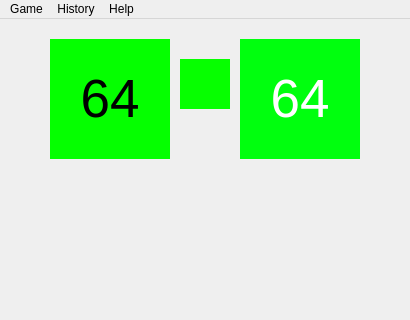
Qt form src/mainwindow.ui (rajzik/VUT-FIT-ICP-projekt-2016) before a commit; both pictures show x 0 to 410 and y 0 to 320 of the 410 by 700 pixel window.
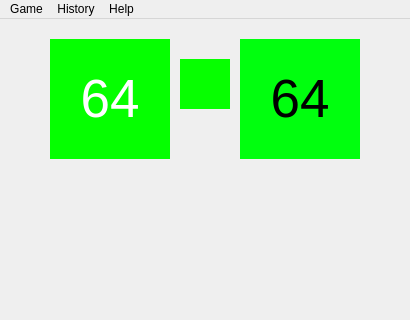
The same form after that commit.

What changed in the file:
```diff
--- a/src/mainwindow.ui
+++ b/src/mainwindow.ui
@@ -35,63 +35,63 @@
        <colorrole role="WindowText">
         <brush brushstyle="SolidPattern">
          <color alpha="255">
-          <red>0</red>
-          <green>0</green>
-          <blue>0</blue>
+          <red>255</red>
+          <green>255</green>
+          <blue>255</blue>
          </color>
         </brush>
        </colorrole>
        <colorrole role="Button">
         <brush brushstyle="SolidPattern">
          <color alpha="255">
-          <red>255</red>
-          <green>255</green>
-          <blue>255</blue>
+          <red>0</red>
+          <green>0</green>
+          <blue>0</blue>
          </color>
         </brush>
        </colorrole>
        <colorrole role="Light">
         <brush brushstyle="SolidPattern">
          <color alpha="255">
-          <red>255</red>
-          <green>255</green>
-          <blue>255</blue>
+          <red>0</red>
+          <green>0</green>
+          <blue>0</blue>
          </color>
         </brush>
        </colorrole>
        <colorrole role="Midlight">
         <brush brushstyle="SolidPattern">
          <color alpha="255">
-          <red>255</red>
-          <green>255</green>
-          <blue>255</blue>
+          <red>0</red>
+          <green>0</green>
+          <blue>0</blue>
          </color>
         </brush>
        </colorrole>
        <colorrole role="Dark">
         <brush brushstyle="SolidPattern">
          <color alpha="255">
-          <red>127</red>
-          <green>127</green>
-          <blue>127</blue>
+          <red>0</red>
+          <green>0</green>
+          <blue>0</blue>
          </color>
         </brush>
        </colorrole>
        <colorrole role="Mid">
         <brush brushstyle="SolidPattern">
          <color alpha="255">
-          <red>170</red>
-          <green>170</green>
-          <blue>170</blue>
+          <red>0</red>
+          <green>0</green>
+          <blue>0</blue>
          </color>
         </brush>
        </colorrole>
        <colorrole role="Text">
         <brush brushstyle="SolidPattern">
          <color alpha="255">
-          <red>0</red>
-          <green>0</green>
-          <blue>0</blue>
+          <red>255</red>
+          <green>255</green>
+          <blue>255</blue>
          </color>
         </brush>
        </colorrole>
@@ -107,27 +107,27 @@
        <colorrole role="ButtonText">
         <brush brushstyle="SolidPattern">
          <color alpha="255">
-          <red>0</red>
-          <green>0</green>
-          <blue>0</blue>
+          <red>255</red>
+          <green>255</green>
+          <blue>255</blue>
          </color>
         </brush>
        </colorrole>
        <colorrole role="Base">
         <brush brushstyle="SolidPattern">
          <color alpha="255">
-          <red>255</red>
-          <green>255</green>
-          <blue>255</blue>
+          <red>0</red>
+          <green>0</green>
+          <blue>0</blue>
          </color>
         </brush>
        </colorrole>
        <colorrole role="Window">
         <brush brushstyle="SolidPattern">
          <color alpha="255">
-          <red>255</red>
-          <green>255</green>
-          <blue>255</blue>
+          <red>0</red>
+          <green>0</green>
+          <blue>0</blue>
          </color>
         </brush>
        </colorrole>
@@ -143,9 +143,9 @@
        <colorrole role="AlternateBase">
         <brush brushstyle="SolidPattern">
          <color alpha="255">
-          <red>255</red>
-          <green>255</green>
-          <blue>255</blue>
+          <red>0</red>
+          <green>0</green>
+          <blue>0</blue>
          </color>
         </brush>
        </colorrole>
@@ -172,63 +172,63 @@
        <colorrole role="WindowText">
         <brush brushstyle="SolidPattern">
          <color alpha="255">
-          <red>0</red>
-          <green>0</green>
-          <blue>0</blue>
+          <red>255</red>
+          <green>255</green>
+          <blue>255</blue>
          </color>
         </brush>
        </colorrole>
        <colorrole role="Button">
         <brush brushstyle="SolidPattern">
          <color alpha="255">
-          <red>255</red>
-          <green>255</green>
-          <blue>255</blue>
+          <red>0</red>
+          <green>0</green>
+          <blue>0</blue>
          </color>
         </brush>
        </colorrole>
        <colorrole role="Light">
         <brush brushstyle="SolidPattern">
          <color alpha="255">
-          <red>255</red>
-          <green>255</green>
-          <blue>255</blue>
+          <red>0</red>
+          <green>0</green>
+          <blue>0</blue>
          </color>
         </brush>
        </colorrole>
        <colorrole role="Midlight">
         <brush brushstyle="SolidPattern">
          <color alpha="255">
-          <red>255</red>
-          <green>255</green>
-          <blue>255</blue>
+          <red>0</red>
+          <green>0</green>
+          <blue>0</blue>
          </color>
         </brush>
        </colorrole>
        <colorrole role="Dark">
         <brush brushstyle="SolidPattern">
          <color alpha="255">
-          <red>127</red>
-          <green>127</green>
-          <blue>127</blue>
+          <red>0</red>
+          <green>0</green>
+          <blue>0</blue>
          </color>
         </brush>
        </colorrole>
        <colorrole role="Mid">
         <brush brushstyle="SolidPattern">
          <color alpha="255">
-          <red>170</red>
-          <green>170</green>
-          <blue>170</blue>
+          <red>0</red>
+          <green>0</green>
+          <blue>0</blue>
          </color>
         </brush>
        </colorrole>
        <colorrole role="Text">
         <brush brushstyle="SolidPattern">
          <color alpha="255">
-          <red>0</red>
-          <green>0</green>
-          <blue>0</blue>
+          <red>255</red>
+          <green>255</green>
+          <blue>255</blue>
          </color>
         </brush>
        </colorrole>
@@ -244,27 +244,27 @@
        <colorrole role="ButtonText">
         <brush brushstyle="SolidPattern">
          <color alpha="255">
-          <red>0</red>
-          <green>0</green>
-          <blue>0</blue>
+          <red>255</red>
+          <green>255</green>
+          <blue>255</blue>
          </color>
         </brush>
        </colorrole>
        <colorrole role="Base">
         <brush brushstyle="SolidPattern">
          <color alpha="255">
-          <red>255</red>
-          <green>255</green>
-          <blue>255</blue>
+          <red>0</red>
+          <green>0</green>
+          <blue>0</blue>
          </color>
         </brush>
        </colorrole>
        <colorrole role="Window">
         <brush brushstyle="SolidPattern">
          <color alpha="255">
-          <red>255</red>
-          <green>255</green>
-          <blue>255</blue>
+          <red>0</red>
+          <green>0</green>
+          <blue>0</blue>
          </color>
         </brush>
        </colorrole>
@@ -280,9 +280,9 @@
        <colorrole role="AlternateBase">
         <brush brushstyle="SolidPattern">
          <color alpha="255">
-          <red>255</red>
-          <green>255</green>
-          <blue>255</blue>
+          <red>0</red>
+          <green>0</green>
+          <blue>0</blue>
          </color>
         </brush>
        </colorrole>
@@ -309,63 +309,63 @@
        <colorrole role="WindowText">
         <brush brushstyle="SolidPattern">
          <color alpha="255">
-          <red>127</red>
-          <green>127</green>
-          <blue>127</blue>
+          <red>0</red>
+          <green>0</green>
+          <blue>0</blue>
          </color>
         </brush>
        </colorrole>
        <colorrole role="Button">
         <brush brushstyle="SolidPattern">
          <color alpha="255">
-          <red>255</red>
-          <green>255</green>
-          <blue>255</blue>
+          <red>0</red>
+          <green>0</green>
+          <blue>0</blue>
          </color>
         </brush>
        </colorrole>
        <colorrole role="Light">
         <brush brushstyle="SolidPattern">
          <color alpha="255">
-          <red>255</red>
-          <green>255</green>
-          <blue>255</blue>
+          <red>0</red>
+          <green>0</green>
+          <blue>0</blue>
          </color>
         </brush>
        </colorrole>
        <colorrole role="Midlight">
         <brush brushstyle="SolidPattern">
          <color alpha="255">
-          <red>255</red>
-          <green>255</green>
-          <blue>255</blue>
+          <red>0</red>
+          <green>0</green>
+          <blue>0</blue>
          </color>
         </brush>
        </colorrole>
        <colorrole role="Dark">
         <brush brushstyle="SolidPattern">
          <color alpha="255">
-          <red>127</red>
-          <green>127</green>
-          <blue>127</blue>
+          <red>0</red>
+          <green>0</green>
+          <blue>0</blue>
          </color>
         </brush>
        </colorrole>
        <colorrole role="Mid">
         <brush brushstyle="SolidPattern">
          <color alpha="255">
-          <red>170</red>
-          <green>170</green>
-          <blue>170</blue>
+          <red>0</red>
+          <green>0</green>
+          <blue>0</blue>
          </color>
         </brush>
        </colorrole>
        <colorrole role="Text">
         <brush brushstyle="SolidPattern">
          <color alpha="255">
-          <red>127</red>
-          <green>127</green>
-          <blue>127</blue>
+          <red>0</red>
+          <green>0</green>
+          <blue>0</blue>
          </color>
         </brush>
        </colorrole>
@@ -381,27 +381,27 @@
        <colorrole role="ButtonText">
         <brush brushstyle="SolidPattern">
          <color alpha="255">
-          <red>127</red>
-          <green>127</green>
-          <blue>127</blue>
+          <red>0</red>
+          <green>0</green>
+          <blue>0</blue>
          </color>
         </brush>
        </colorrole>
        <colorrole role="Base">
         <brush brushstyle="SolidPattern">
          <color alpha="255">
-          <red>255</red>
-          <green>255</green>
-          <blue>255</blue>
+          <red>0</red>
+          <green>0</green>
+          <blue>0</blue>
          </color>
         </brush>
        </colorrole>
        <colorrole role="Window">
         <brush brushstyle="SolidPattern">
          <color alpha="255">
-          <red>255</red>
-          <green>255</green>
-          <blue>255</blue>
+          <red>0</red>
+          <green>0</green>
+          <blue>0</blue>
          </color>
         </brush>
        </colorrole>
@@ -417,9 +417,9 @@
        <colorrole role="AlternateBase">
         <brush brushstyle="SolidPattern">
          <color alpha="255">
-          <red>255</red>
-          <green>255</green>
-          <blue>255</blue>
+          <red>0</red>
+          <green>0</green>
+          <blue>0</blue>
          </color>
         </brush>
        </colorrole>
@@ -471,63 +471,63 @@
        <colorrole role="WindowText">
         <brush brushstyle="SolidPattern">
          <color alpha="255">
-          <red>255</red>
-          <green>255</green>
-          <blue>255</blue>
+          <red>0</red>
+          <green>0</green>
+          <blue>0</blue>
          </color>
         </brush>
        </colorrole>
        <colorrole role="Button">
         <brush brushstyle="SolidPattern">
          <color alpha="255">
-          <red>0</red>
-          <green>0</green>
-          <blue>0</blue>
+          <red>255</red>
+          <green>255</green>
+          <blue>255</blue>
          </color>
         </brush>
        </colorrole>
        <colorrole role="Light">
         <brush brushstyle="SolidPattern">
          <color alpha="255">
-          <red>0</red>
-          <green>0</green>
-          <blue>0</blue>
+          <red>255</red>
+          <green>255</green>
+          <blue>255</blue>
          </color>
         </brush>
        </colorrole>
        <colorrole role="Midlight">
         <brush brushstyle="SolidPattern">
          <color alpha="255">
-          <red>0</red>
-          <green>0</green>
-          <blue>0</blue>
+          <red>255</red>
+          <green>255</green>
+          <blue>255</blue>
          </color>
         </brush>
        </colorrole>
        <colorrole role="Dark">
         <brush brushstyle="SolidPattern">
          <color alpha="255">
-          <red>0</red>
-          <green>0</green>
-          <blue>0</blue>
+          <red>127</red>
+          <green>127</green>
+          <blue>127</blue>
          </color>
         </brush>
        </colorrole>
        <colorrole role="Mid">
         <brush brushstyle="SolidPattern">
          <color alpha="255">
-          <red>0</red>
-          <green>0</green>
-          <blue>0</blue>
+          <red>170</red>
+          <green>170</green>
+          <blue>170</blue>
          </color>
         </brush>
        </colorrole>
        <colorrole role="Text">
         <brush brushstyle="SolidPattern">
          <color alpha="255">
-          <red>255</red>
-          <green>255</green>
-          <blue>255</blue>
+          <red>0</red>
+          <green>0</green>
+          <blue>0</blue>
          </color>
         </brush>
        </colorrole>
@@ -543,27 +543,27 @@
        <colorrole role="ButtonText">
         <brush brushstyle="SolidPattern">
          <color alpha="255">
-          <red>255</red>
-          <green>255</green>
-          <blue>255</blue>
+          <red>0</red>
+          <green>0</green>
+          <blue>0</blue>
          </color>
         </brush>
        </colorrole>
        <colorrole role="Base">
         <brush brushstyle="SolidPattern">
          <color alpha="255">
-          <red>0</red>
-          <green>0</green>
-          <blue>0</blue>
+          <red>255</red>
+          <green>255</green>
+          <blue>255</blue>
          </color>
         </brush>
        </colorrole>
        <colorrole role="Window">
         <brush brushstyle="SolidPattern">
          <color alpha="255">
-          <red>0</red>
-          <green>0</green>
-          <blue>0</blue>
+          <red>255</red>
+          <green>255</green>
+          <blue>255</blue>
          </color>
         </brush>
        </colorrole>
@@ -579,9 +579,9 @@
        <colorrole role="AlternateBase">
         <brush brushstyle="SolidPattern">
          <color alpha="255">
-          <red>0</red>
-          <green>0</green>
-          <blue>0</blue>
+          <red>255</red>
+          <green>255</green>
+          <blue>255</blue>
          </color>
         </brush>
        </colorrole>
@@ -608,63 +608,63 @@
        <colorrole role="WindowText">
         <brush brushstyle="SolidPattern">
          <color alpha="255">
-          <red>255</red>
-          <green>255</green>
-          <blue>255</blue>
+          <red>0</red>
+          <green>0</green>
+          <blue>0</blue>
          </color>
         </brush>
        </colorrole>
        <colorrole role="Button">
         <brush brushstyle="SolidPattern">
          <color alpha="255">
-          <red>0</red>
-          <green>0</green>
-          <blue>0</blue>
+          <red>255</red>
+          <green>255</green>
+          <blue>255</blue>
          </color>
         </brush>
        </colorrole>
        <colorrole role="Light">
         <brush brushstyle="SolidPattern">
          <color alpha="255">
-          <red>0</red>
-          <green>0</green>
-          <blue>0</blue>
+          <red>255</red>
+          <green>255</green>
+          <blue>255</blue>
          </color>
         </brush>
        </colorrole>
        <colorrole role="Midlight">
         <brush brushstyle="SolidPattern">
          <color alpha="255">
-          <red>0</red>
-          <green>0</green>
-          <blue>0</blue>
+          <red>255</red>
+          <green>255</green>
+          <blue>255</blue>
          </color>
         </brush>
        </colorrole>
        <colorrole role="Dark">
         <brush brushstyle="SolidPattern">
          <color alpha="255">
-          <red>0</red>
-          <green>0</green>
-          <blue>0</blue>
+          <red>127</red>
+          <green>127</green>
+          <blue>127</blue>
          </color>
         </brush>
        </colorrole>
        <colorrole role="Mid">
         <brush brushstyle="SolidPattern">
          <color alpha="255">
-          <red>0</red>
-          <green>0</green>
-          <blue>0</blue>
+          <red>170</red>
+          <green>170</green>
+          <blue>170</blue>
          </color>
         </brush>
        </colorrole>
        <colorrole role="Text">
         <brush brushstyle="SolidPattern">
          <color alpha="255">
-          <red>255</red>
-          <green>255</green>
-          <blue>255</blue>
+          <red>0</red>
+          <green>0</green>
+          <blue>0</blue>
          </color>
         </brush>
        </colorrole>
@@ -680,27 +680,27 @@
        <colorrole role="ButtonText">
         <brush brushstyle="SolidPattern">
          <color alpha="255">
-          <red>255</red>
-          <green>255</green>
-          <blue>255</blue>
+          <red>0</red>
+          <green>0</green>
+          <blue>0</blue>
          </color>
         </brush>
        </colorrole>
        <colorrole role="Base">
         <brush brushstyle="SolidPattern">
          <color alpha="255">
-          <red>0</red>
-          <green>0</green>
-          <blue>0</blue>
+          <red>255</red>
+          <green>255</green>
+          <blue>255</blue>
          </color>
         </brush>
        </colorrole>
        <colorrole role="Window">
         <brush brushstyle="SolidPattern">
          <color alpha="255">
-          <red>0</red>
-          <green>0</green>
-          <blue>0</blue>
+          <red>255</red>
+          <green>255</green>
+          <blue>255</blue>
          </color>
         </brush>
        </colorrole>
@@ -716,9 +716,9 @@
        <colorrole role="AlternateBase">
         <brush brushstyle="SolidPattern">
          <color alpha="255">
-          <red>0</red>
-          <green>0</green>
-          <blue>0</blue>
+          <red>255</red>
+          <green>255</green>
+          <blue>255</blue>
          </color>
         </brush>
        </colorrole>
@@ -745,63 +745,63 @@
        <colorrole role="WindowText">
         <brush brushstyle="SolidPattern">
          <color alpha="255">
-          <red>0</red>
-          <green>0</green>
-          <blue>0</blue>
+          <red>127</red>
+          <green>127</green>
+          <blue>127</blue>
          </color>
         </brush>
        </colorrole>
        <colorrole role="Button">
         <brush brushstyle="SolidPattern">
          <color alpha="255">
-          <red>0</red>
-          <green>0</green>
-          <blue>0</blue>
+          <red>255</red>
+          <green>255</green>
+          <blue>255</blue>
          </color>
         </brush>
        </colorrole>
        <colorrole role="Light">
         <brush brushstyle="SolidPattern">
          <color alpha="255">
-          <red>0</red>
-          <green>0</green>
-          <blue>0</blue>
+          <red>255</red>
+          <green>255</green>
+          <blue>255</blue>
          </color>
         </brush>
        </colorrole>
        <colorrole role="Midlight">
         <brush brushstyle="SolidPattern">
          <color alpha="255">
-          <red>0</red>
-          <green>0</green>
-          <blue>0</blue>
+          <red>255</red>
+          <green>255</green>
+          <blue>255</blue>
          </color>
         </brush>
        </colorrole>
        <colorrole role="Dark">
         <brush brushstyle="SolidPattern">
          <color alpha="255">
-          <red>0</red>
-          <green>0</green>
-          <blue>0</blue>
+          <red>127</red>
+          <green>127</green>
+          <blue>127</blue>
          </color>
         </brush>
        </colorrole>
        <colorrole role="Mid">
         <brush brushstyle="SolidPattern">
          <color alpha="255">
-          <red>0</red>
-          <green>0</green>
-          <blue>0</blue>
+          <red>170</red>
+          <green>170</green>
+          <blue>170</blue>
          </color>
         </brush>
        </colorrole>
        <colorrole role="Text">
         <brush brushstyle="SolidPattern">
          <color alpha="255">
-          <red>0</red>
-          <green>0</green>
-          <blue>0</blue>
+          <red>127</red>
+          <green>127</green>
+          <blue>127</blue>
          </color>
         </brush>
        </colorrole>
@@ -817,27 +817,27 @@
        <colorrole role="ButtonText">
         <brush brushstyle="SolidPattern">
          <color alpha="255">
-          <red>0</red>
-          <green>0</green>
-          <blue>0</blue>
+          <red>127</red>
+          <green>127</green>
+          <blue>127</blue>
          </color>
         </brush>
        </colorrole>
        <colorrole role="Base">
         <brush brushstyle="SolidPattern">
          <color alpha="255">
-          <red>0</red>
-          <green>0</green>
-          <blue>0</blue>
+          <red>255</red>
+          <green>255</green>
+          <blue>255</blue>
          </color>
         </brush>
        </colorrole>
        <colorrole role="Window">
         <brush brushstyle="SolidPattern">
          <color alpha="255">
-          <red>0</red>
-          <green>0</green>
-          <blue>0</blue>
+          <red>255</red>
+          <green>255</green>
+          <blue>255</blue>
          </color>
         </brush>
        </colorrole>
@@ -853,9 +853,9 @@
        <colorrole role="AlternateBase">
         <brush brushstyle="SolidPattern">
          <color alpha="255">
-          <red>0</red>
-          <green>0</green>
-          <blue>0</blue>
+          <red>255</red>
+          <green>255</green>
+          <blue>255</blue>
          </color>
         </brush>
        </colorrole>
```
